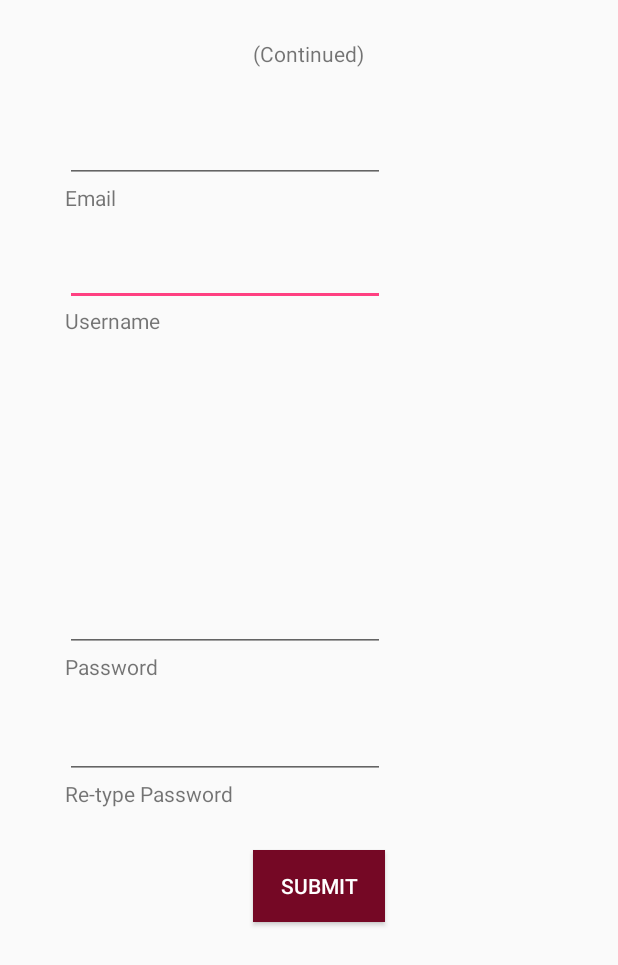
After one commit to CelestineW/solid-guacamole, an Android app: the layout activity_create_account2.xml on its own in the app's theme, with its tools: preview values and no code run, on a phone screen of 412 x 824 dp. The commit adds this screen. Shown: the top 965 px of the screen. Run offline under Robolectric (Android 15) with nearby library versions, the phone set to English and light mode, and no system bars.

Commit message:
Adding Intents for Creating Account, and after Sign In

```diff
--- a/app/src/main/AndroidManifest.xml
+++ b/app/src/main/AndroidManifest.xml
@@ -16,9 +16,10 @@
                 <category android:name="android.intent.category.LAUNCHER" />
             </intent-filter>
         </activity>
-        <activity android:name=".ProgramChoiceActivity" />
+        <activity android:name=".MainMenuActivity" />
         <activity android:name=".SignInActivity" />
-        <activity android:name=".CreateAccountActivity"></activity>
+        <activity android:name=".CreateAccountActivity" />
+        <activity android:name=".CreateAccountActivity2"></activity>
     </application>
 
 </manifest>
--- a/app/src/main/java/ru/buepl/mobile/application/ProgramChoiceActivity.java
+++ b/app/src/main/java/ru/buepl/mobile/application/MainMenuActivity.java
@@ -6,7 +6,7 @@ import android.os.Bundle;
 import android.view.View;
 import android.widget.Button;
 
-public class ProgramChoiceActivity extends AppCompatActivity implements View.OnClickListener {
+public class MainMenuActivity extends AppCompatActivity implements View.OnClickListener {
 
     Button programButton, appButton, webButton, galleryButton;
 
--- /dev/null
+++ b/app/src/main/res/layout/activity_create_account2.xml
@@ -0,0 +1,108 @@
+<?xml version="1.0" encoding="utf-8"?>
+<RelativeLayout xmlns:android="http://schemas.android.com/apk/res/android"
+xmlns:app="http://schemas.android.com/apk/res-auto"
+xmlns:tools="http://schemas.android.com/tools"
+android:layout_width="match_parent"
+android:layout_height="match_parent"
+tools:context="ru.buepl.mobile.application.CreateAccountActivity">
+
+    <TextView
+        android:id="@+id/textView2"
+        android:layout_width="wrap_content"
+        android:layout_height="wrap_content"
+        android:layout_alignParentTop="true"
+        android:layout_centerHorizontal="true"
+        android:layout_marginTop="26dp"
+        android:text="(Continued)" />
+
+    <EditText
+        android:id="@+id/editText3"
+        android:layout_width="wrap_content"
+        android:layout_height="wrap_content"
+        android:layout_marginTop="17dp"
+        android:ems="10"
+        android:inputType="textPersonName"
+        android:layout_below="@+id/textView5"
+        android:layout_alignRight="@+id/button5"
+        android:layout_alignEnd="@+id/button5" />
+
+    <TextView
+        android:id="@+id/textView3"
+        android:layout_width="wrap_content"
+        android:layout_height="wrap_content"
+        android:layout_alignLeft="@+id/editText3"
+        android:layout_alignStart="@+id/editText3"
+        android:layout_below="@+id/editText3"
+        android:text="Username" />
+
+    <EditText
+        android:id="@+id/editText4"
+        android:layout_width="wrap_content"
+        android:layout_height="wrap_content"
+        android:ems="10"
+        android:inputType="textPassword"
+        android:layout_centerVertical="true"
+        android:layout_alignLeft="@+id/textView3"
+        android:layout_alignStart="@+id/textView3" />
+
+    <TextView
+        android:id="@+id/textView4"
+        android:layout_width="wrap_content"
+        android:layout_height="wrap_content"
+        android:layout_alignLeft="@+id/editText4"
+        android:layout_alignStart="@+id/editText4"
+        android:layout_below="@+id/editText4"
+        android:text="Password" />
+
+    <EditText
+        android:id="@+id/editText5"
+        android:layout_width="wrap_content"
+        android:layout_height="wrap_content"
+        android:layout_marginTop="31dp"
+        android:ems="10"
+        android:inputType="textPersonName"
+        android:layout_below="@+id/textView2"
+        android:layout_alignLeft="@+id/editText3"
+        android:layout_alignStart="@+id/editText3" />
+
+    <TextView
+        android:id="@+id/textView5"
+        android:layout_width="wrap_content"
+        android:layout_height="wrap_content"
+        android:text="Email"
+        android:layout_below="@+id/editText5"
+        android:layout_alignLeft="@+id/editText5"
+        android:layout_alignStart="@+id/editText5" />
+
+    <EditText
+        android:id="@+id/editText6"
+        android:layout_width="wrap_content"
+        android:layout_height="wrap_content"
+        android:layout_marginTop="20dp"
+        android:ems="10"
+        android:inputType="textPassword"
+        android:layout_below="@+id/textView4"
+        android:layout_alignLeft="@+id/textView4"
+        android:layout_alignStart="@+id/textView4" />
+
+    <TextView
+        android:id="@+id/textView6"
+        android:layout_width="wrap_content"
+        android:layout_height="wrap_content"
+        android:text="Re-type Password"
+        android:layout_below="@+id/editText6"
+        android:layout_alignLeft="@+id/editText6"
+        android:layout_alignStart="@+id/editText6" />
+
+    <Button
+        android:id="@+id/button5"
+        android:layout_width="wrap_content"
+        android:layout_height="wrap_content"
+        android:layout_alignLeft="@+id/textView2"
+        android:layout_alignStart="@+id/textView2"
+        android:layout_below="@+id/textView6"
+        android:textColor="@android:color/white"
+        android:background="#750825"
+        android:layout_marginTop="28dp"
+        android:text="Submit" />
+</RelativeLayout>
--- a/app/src/main/res/layout/activity_program_choice.xml
+++ b/app/src/main/res/layout/activity_program_choice.xml
@@ -6,7 +6,7 @@
     android:layout_height="match_parent"
     android:background="@android:color/white"
     android:orientation="vertical"
-    tools:context="ru.buepl.mobile.application.ProgramChoiceActivity">
+    tools:context="ru.buepl.mobile.application.MainMenuActivity">
 
     <TextView
         android:layout_width="match_parent"
```
Also changed, not shown: app/src/main/java/ru/buepl/mobile/application/CreateAccountActivity.java (+28 -2 lines), app/src/main/java/ru/buepl/mobile/application/CreateAccountActivity2.java (renamed from app/src/main/java/ru/buepl/mobile/application/data/Application.java, +27 -20 lines), app/src/main/res/layout/activity_create_account.xml (renamed from app/src/main/res/layout/activity_create_account3.xml).
